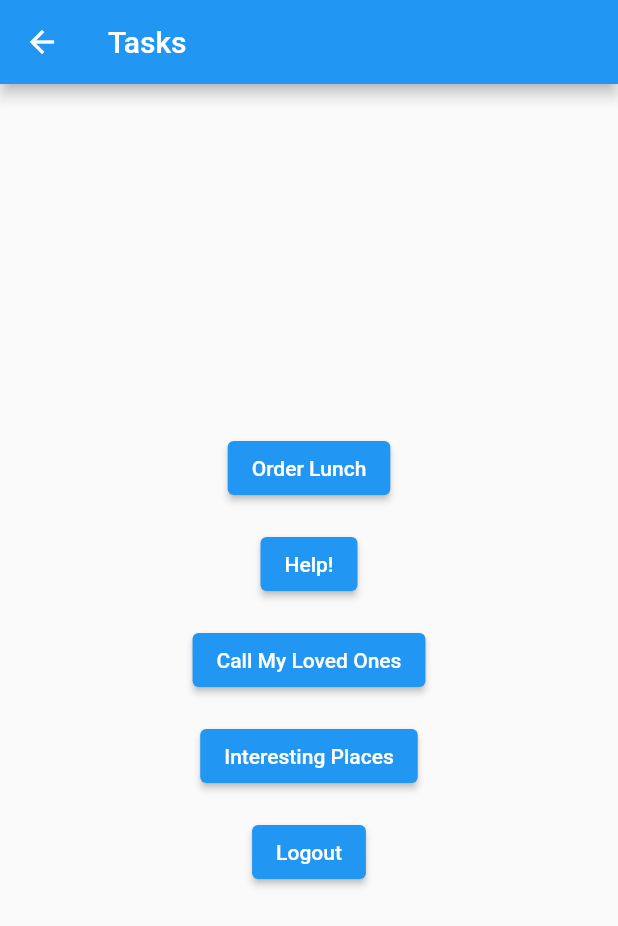
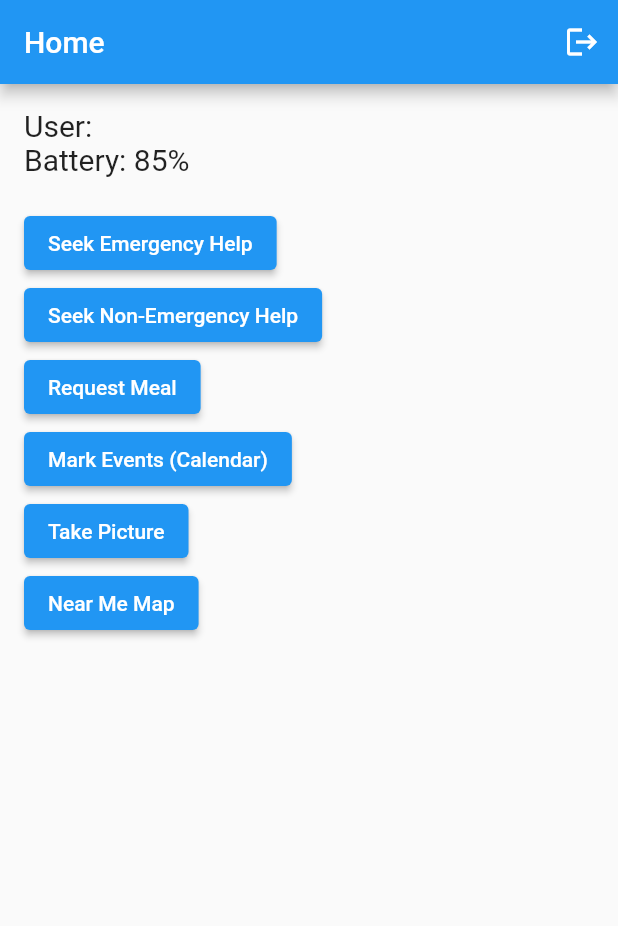
Before and after one commit to LaquintonChunn/project1_mobdev_laquinton_917590789, a Flutter app: the screen it shows after launch, after a tap on "Login", on a phone screen of 412 x 824 dp. Shown: the top 926 px of the screen. Run offline on Flutter 3.47's test engine with Material 2 defaults, Android fonts, the phone set to English and light mode, and no system bars.

Commit message:
complete project

```diff
--- /dev/null
+++ b/lib/calendar_screen.dart
@@ -0,0 +1,18 @@
+import 'package:flutter/material.dart';
+
+class CalendarScreen extends StatelessWidget {
+  @override
+  Widget build(BuildContext context) {
+    return Scaffold(
+      appBar: AppBar(title: Text('Calendar')),
+      body: Center(
+        child: ElevatedButton(
+          onPressed: () {
+            Navigator.pop(context);
+          },
+          child: Text('Back to Home'),
+        ),
+      ),
+    );
+  }
+}
--- /dev/null
+++ b/lib/emergency_help_screen.dart
@@ -0,0 +1,18 @@
+import 'package:flutter/material.dart';
+
+class EmergencyHelpScreen extends StatelessWidget {
+  @override
+  Widget build(BuildContext context) {
+    return Scaffold(
+      appBar: AppBar(title: Text('Emergency Help')),
+      body: Center(
+        child: ElevatedButton(
+          onPressed: () {
+            Navigator.pop(context);
+          },
+          child: Text('Back to Home'),
+        ),
+      ),
+    );
+  }
+}
--- /dev/null
+++ b/lib/home_screen.dart
@@ -0,0 +1,71 @@
+import 'package:flutter/material.dart';
+
+class HomeScreen extends StatelessWidget {
+  final String username;
+
+  HomeScreen({required this.username});
+
+  @override
+  Widget build(BuildContext context) {
+    return Scaffold(
+      appBar: AppBar(
+        title: Text('Home'),
+        actions: [
+          IconButton(
+            icon: Icon(Icons.logout),
+            onPressed: () {
+              Navigator.pushReplacementNamed(context, '/login');
+            },
+          )
+        ],
+      ),
+      body: Padding(
+        padding: const EdgeInsets.all(16.0),
+        child: Column(
+          crossAxisAlignment: CrossAxisAlignment.start,
+          children: <Widget>[
+            Text('User: $username', style: TextStyle(fontSize: 20)),
+            Text('Battery: 85%', style: TextStyle(fontSize: 20)),
+            SizedBox(height: 20),
+            ElevatedButton(
+              onPressed: () {
+                Navigator.pushNamed(context, '/emergency');
+              },
+              child: Text('Seek Emergency Help'),
+            ),
+            ElevatedButton(
+              onPressed: () {
+                Navigator.pushNamed(context, '/nonEmergency');
+              },
+              child: Text('Seek Non-Emergency Help'),
+            ),
+            ElevatedButton(
+              onPressed: () {
+                Navigator.pushNamed(context, '/requestMeal');
+              },
+              child: Text('Request Meal'),
+            ),
+            ElevatedButton(
+              onPressed: () {
+                Navigator.pushNamed(context, '/calendar');
+              },
+              child: Text('Mark Events (Calendar)'),
+            ),
+            ElevatedButton(
+              onPressed: () {
+                Navigator.pushNamed(context, '/takePicture');
+              },
+              child: Text('Take Picture'),
+            ),
+            ElevatedButton(
+              onPressed: () {
+                Navigator.pushNamed(context, '/nearMeMap');
+              },
+              child: Text('Near Me Map'),
+            ),
+          ],
+        ),
+      ),
+    );
+  }
+}
--- /dev/null
+++ b/lib/login_screen.dart
@@ -0,0 +1,36 @@
+import 'package:flutter/material.dart';
+
+class LoginScreen extends StatelessWidget {
+  final TextEditingController _usernameController = TextEditingController();
+
+  @override
+  Widget build(BuildContext context) {
+    return Scaffold(
+      appBar: AppBar(title: Text('Login')),
+      body: Padding(
+        padding: const EdgeInsets.all(16.0),
+        child: Column(
+          mainAxisAlignment: MainAxisAlignment.center,
+          children: <Widget>[
+            TextField(
+              controller: _usernameController,
+              decoration: InputDecoration(labelText: 'Username'),
+            ),
+            SizedBox(height: 20),
+            ElevatedButton(
+              onPressed: () {
+                // Navigate to HomeScreen and pass the username as an argument
+                Navigator.pushReplacementNamed(
+                  context,
+                  '/home',
+                  arguments: _usernameController.text,
+                );
+              },
+              child: Text('Login'),
+            ),
+          ],
+        ),
+      ),
+    );
+  }
+}
--- a/lib/main.dart
+++ b/lib/main.dart
@@ -1,89 +1,34 @@
 import 'package:flutter/material.dart';
-
-import 'taskpage.dart';
+import 'login_screen.dart';
+import 'home_screen.dart';
+import 'emergency_help_screen.dart';
+import 'non_emergency_help_screen.dart';
+import 'request_meal_screen.dart';
+import 'calendar_screen.dart';
+import 'picture_taking_screen.dart';
+import 'near_me_map_screen.dart';
 
 void main() {
-  runApp(const MyApp());
+  runApp(MyApp());
 }
 
 class MyApp extends StatelessWidget {
-  const MyApp({super.key});
-
   @override
   Widget build(BuildContext context) {
     return MaterialApp(
-        title: 'Authentication App',
-        theme: ThemeData(primarySwatch: Colors.blue),
-        home: const LoginPage(),
-        routes: {
-          'taskPage': (context) => const TaskPage(),
-        });
-  }
-}
-
-class LoginPage extends StatefulWidget {
-  const LoginPage({super.key});
-
-  @override
-  _LoginPageState createState() => _LoginPageState();
-}
-
-class _LoginPageState extends State<LoginPage> {
-  String username = '';
-  String password = '';
-  String errorMessage = '';
-
-  void _login() {
-    if (username.isNotEmpty && password.isNotEmpty) {
-      Navigator.pushNamed(context, 'taskPage');
-    } else {
-      setState(() {
-        errorMessage = 'Please provide both username and password.';
-      });
-    }
-  }
-
-  @override
-  Widget build(BuildContext context) {
-    return Scaffold(
-      appBar: AppBar(title: const Text('Login Page')),
-      body: Padding(
-        padding: const EdgeInsets.all(16.0),
-        child: Column(
-          mainAxisAlignment: MainAxisAlignment.center,
-          children: [
-            const TextField(
-              decoration: InputDecoration(labelText: 'Username'),
-            ),
-            const SizedBox(height: 16),
-            const TextField(
-              obscureText: true,
-              decoration: InputDecoration(labelText: 'Password'),
-            ),
-            const SizedBox(height: 24),
-            ElevatedButton(
-              onPressed: () {
-                Navigator.pushNamed(context, 'taskPage');
-              },
-              child: const Text('Login'),
-            ),
-            const SizedBox(height: 12),
-            TextButton(
-              onPressed: () {
-                // Navigate to sign-up page
-              },
-              child: const Text('Sign Up'),
-            ),
-            const SizedBox(height: 12),
-            TextButton(
-              onPressed: () {
-                // Navigate to forgot password page
-              },
-              child: const Text('I forgot my password'),
-            ),
-          ],
-        ),
-      ),
+      title: 'Navigation App',
+      initialRoute: '/login', // Start with the login screen
+      routes: {
+        '/login': (context) => LoginScreen(),
+        '/home': (context) => HomeScreen(
+            username: ModalRoute.of(context)!.settings.arguments as String),
+        '/emergency': (context) => EmergencyHelpScreen(),
+        '/nonEmergency': (context) => NonEmergencyHelpScreen(),
+        '/requestMeal': (context) => RequestMealScreen(),
+        '/calendar': (context) => CalendarScreen(),
+        '/takePicture': (context) => PictureTakingScreen(),
+        '/nearMeMap': (context) => NearMeMapScreen(),
+      },
     );
   }
 }
--- a/lib/taskpage.dart
+++ /dev/null
@@ -1,53 +0,0 @@
-import 'package:flutter/material.dart';
-
-class TaskPage extends StatelessWidget {
-  const TaskPage({super.key});
-
-  @override
-  Widget build(BuildContext context) {
-    return Scaffold(
-      appBar: AppBar(title: const Text('Tasks')),
-      body: Center(
-        child: Column(
-          mainAxisAlignment: MainAxisAlignment.center,
-          children: [
-            ElevatedButton(
-              onPressed: () {
-                // Handle "Order Lunch" button logic
-              },
-              child: const Text('Order Lunch'),
-            ),
-            const SizedBox(height: 16),
-            ElevatedButton(
-              onPressed: () {
-                // Handle "Help!" button logic
-              },
-              child: const Text('Help!'),
-            ),
-            const SizedBox(height: 16),
-            ElevatedButton(
-              onPressed: () {
-                // Handle "Call My Loved Ones" button logic
-              },
-              child: const Text('Call My Loved Ones'),
-            ),
-            const SizedBox(height: 16),
-            ElevatedButton(
-              onPressed: () {
-                // Handle "Interesting Places" button logic
-              },
-              child: const Text('Interesting Places'),
-            ),
-            const SizedBox(height: 16),
-            ElevatedButton(
-              onPressed: () {
-                Navigator.pop(context);
-              },
-              child: const Text('Logout'),
-            ),
-          ],
-        ),
-      ),
-    );
-  }
-}
```
Also changed, not shown: lib/near_me_map_screen.dart (added, +18 -0 lines), lib/non_emergency_help_screen.dart (added, +18 -0 lines), lib/picture_taking_screen.dart (added, +18 -0 lines), lib/request_meal_screen.dart (added, +18 -0 lines).
